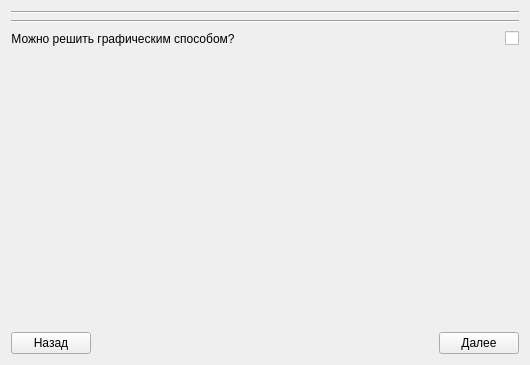
Above: ExpressionsDialog.ui from group93492/economics_LPP before the change. Below: the same form after it.
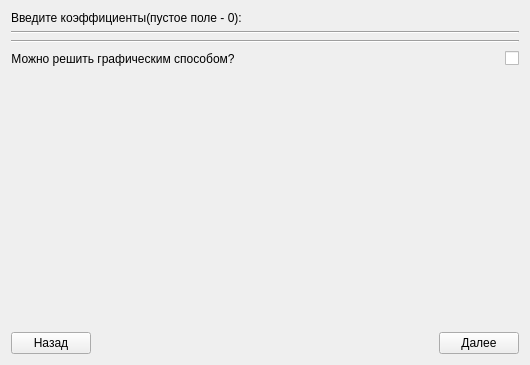
That is the form after the change.

What changed in the file:
```diff
--- a/ExpressionsDialog.ui
+++ b/ExpressionsDialog.ui
@@ -15,7 +15,14 @@
   </property>
   <layout class="QVBoxLayout" name="verticalLayout_2">
    <item>
-    <layout class="QVBoxLayout" name="verticalLayout" stretch="0,0,0,0,0,0,0">
+    <layout class="QVBoxLayout" name="verticalLayout" stretch="0,0,0,0,0,0,0,0">
+     <item>
+      <widget class="QLabel" name="infLabel">
+       <property name="text">
+        <string>Введите коэффициенты(пустое поле - 0):</string>
+       </property>
+      </widget>
+     </item>
      <item>
       <layout class="QHBoxLayout" name="functionLayout"/>
      </item>
```
